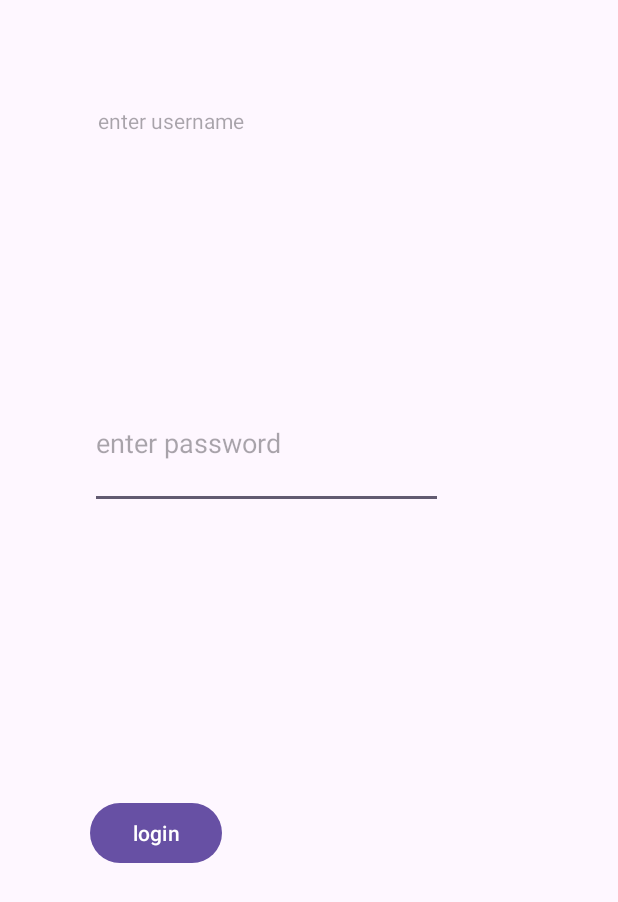
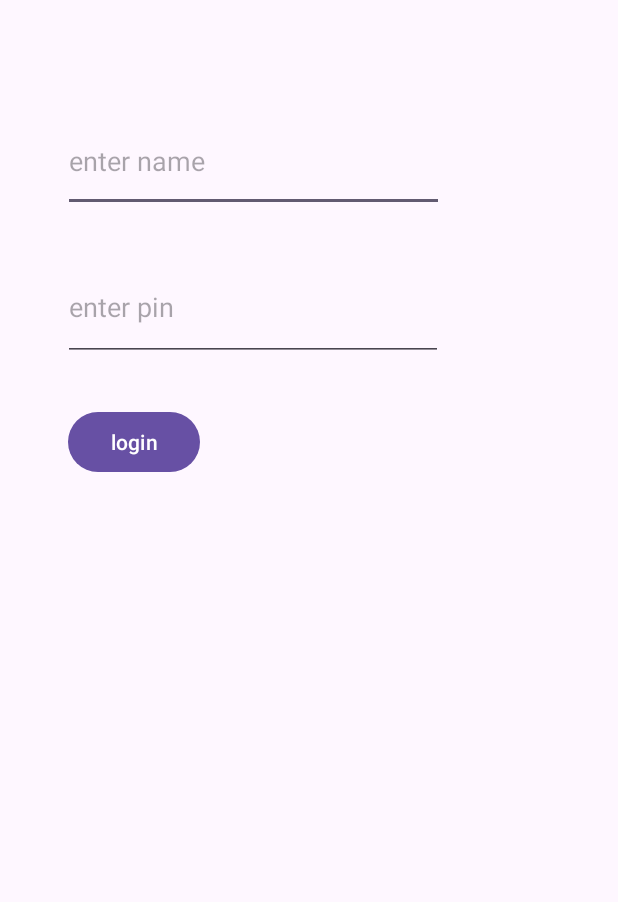
Before and after one commit to lunar-alt/login, an Android app: the screen it shows after launch (MainActivity), on a phone screen of 412 x 824 dp. Shown: the top 902 px of the screen. Run offline under Robolectric (Android 15) with nearby library versions, the phone set to English and light mode, and no system bars.

Commit message:
login success

```diff
--- a/app/src/main/java/com/example/login/MainActivity.kt
+++ b/app/src/main/java/com/example/login/MainActivity.kt
@@ -1,20 +1,11 @@
 package com.example.login
 
+import androidx.appcompat.app.AppCompatActivity
 import android.os.Bundle
-import androidx.activity.enableEdgeToEdge
-import androidx.appcompat.app.AppCompatActivity
-import androidx.core.view.ViewCompat
-import androidx.core.view.WindowInsetsCompat
 
 class MainActivity : AppCompatActivity() {
     override fun onCreate(savedInstanceState: Bundle?) {
         super.onCreate(savedInstanceState)
-        enableEdgeToEdge()
         setContentView(R.layout.activity_main)
-        ViewCompat.setOnApplyWindowInsetsListener(findViewById(R.id.main)) { v, insets ->
-            val systemBars = insets.getInsets(WindowInsetsCompat.Type.systemBars())
-            v.setPadding(systemBars.left, systemBars.top, systemBars.right, systemBars.bottom)
-            insets
-        }
     }
 }
--- a/app/src/main/res/layout/activity_main.xml
+++ b/app/src/main/res/layout/activity_main.xml
@@ -2,40 +2,40 @@
 <androidx.constraintlayout.widget.ConstraintLayout xmlns:android="http://schemas.android.com/apk/res/android"
     xmlns:app="http://schemas.android.com/apk/res-auto"
     xmlns:tools="http://schemas.android.com/tools"
-    android:id="@+id/main"
     android:layout_width="match_parent"
     android:layout_height="match_parent"
     tools:context=".MainActivity">
 
-    <TextView
-        android:id="@+id/textView"
-        android:layout_width="154dp"
-        android:layout_height="49dp"
-        android:layout_marginStart="5dp"
-        android:layout_marginBottom="132dp"
-        android:hint="enter username"
-        app:layout_constraintBottom_toTopOf="@+id/editTextTextPassword"
-        app:layout_constraintStart_toStartOf="@+id/editTextTextPassword" />
+    <EditText
+        android:id="@+id/editTextText"
+        android:layout_width="254dp"
+        android:layout_height="68dp"
+        android:layout_marginStart="42dp"
+        android:layout_marginTop="73dp"
+        android:ems="10"
+        android:hint="enter name"
+        android:inputType="text"
+        app:layout_constraintStart_toStartOf="parent"
+        app:layout_constraintTop_toTopOf="parent" />
 
     <EditText
         android:id="@+id/editTextTextPassword"
-        android:layout_width="235dp"
-        android:layout_height="87dp"
-        android:layout_marginStart="60dp"
-        android:layout_marginTop="252dp"
+        android:layout_width="253dp"
+        android:layout_height="71dp"
+        android:layout_marginTop="28dp"
         android:ems="10"
-        android:hint="enter password"
+        android:hint="enter pin"
         android:inputType="numberPassword"
-        app:layout_constraintStart_toStartOf="parent"
-        app:layout_constraintTop_toTopOf="parent" />
+        app:layout_constraintStart_toStartOf="@+id/editTextText"
+        app:layout_constraintTop_toBottomOf="@+id/editTextText" />
 
     <Button
         android:id="@+id/button"
         android:layout_width="wrap_content"
         android:layout_height="wrap_content"
-        android:layout_marginStart="60dp"
-        android:layout_marginTop="192dp"
+        android:layout_marginStart="3dp"
+        android:layout_marginTop="30dp"
         android:text="login"
-        app:layout_constraintStart_toStartOf="parent"
+        app:layout_constraintStart_toStartOf="@+id/editTextTextPassword"
         app:layout_constraintTop_toBottomOf="@+id/editTextTextPassword" />
 </androidx.constraintlayout.widget.ConstraintLayout>
```
